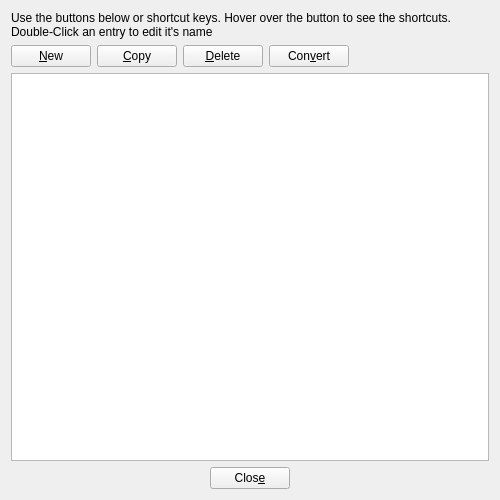
First picture: the form in Assets/ui_files/dlgManageTree.ui, repository PathOfBuildingCommunity/PathOfBuilding-Python, before the edit.
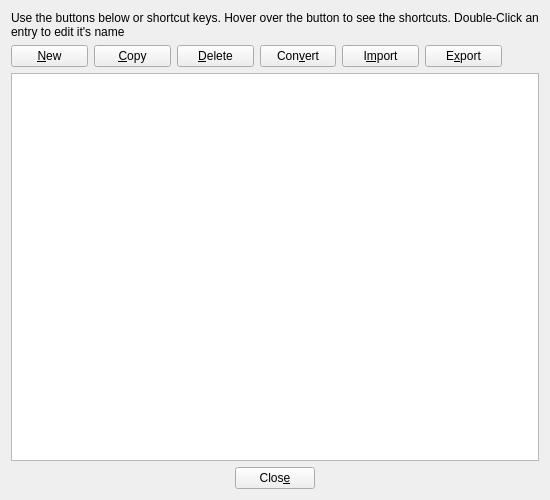
Second picture: the form after the edit. Icons and pictures are not drawn.

Commit message: Add Import button to Manage Tree dialog

```diff
--- a/Assets/ui_files/dlgManageTree.ui
+++ b/Assets/ui_files/dlgManageTree.ui
@@ -6,7 +6,7 @@
    <rect>
     <x>0</x>
     <y>0</y>
-    <width>500</width>
+    <width>550</width>
     <height>500</height>
    </rect>
   </property>
@@ -32,6 +32,12 @@
     <layout class="QHBoxLayout" name="horizontalLayout">
      <item>
       <widget class="QPushButton" name="btnNew">
+       <property name="minimumSize">
+        <size>
+         <width>75</width>
+         <height>0</height>
+        </size>
+       </property>
        <property name="focusPolicy">
         <enum>Qt::NoFocus</enum>
        </property>
@@ -48,6 +54,12 @@
      </item>
      <item>
       <widget class="QPushButton" name="btnCopy">
+       <property name="minimumSize">
+        <size>
+         <width>75</width>
+         <height>0</height>
+        </size>
+       </property>
        <property name="focusPolicy">
         <enum>Qt::NoFocus</enum>
        </property>
@@ -64,6 +76,12 @@
      </item>
      <item>
       <widget class="QPushButton" name="btnDelete">
+       <property name="minimumSize">
+        <size>
+         <width>75</width>
+         <height>0</height>
+        </size>
+       </property>
        <property name="focusPolicy">
         <enum>Qt::NoFocus</enum>
        </property>
@@ -80,6 +98,12 @@
      </item>
      <item>
       <widget class="QPushButton" name="btnConvert">
+       <property name="minimumSize">
+        <size>
+         <width>75</width>
+         <height>0</height>
+        </size>
+       </property>
        <property name="focusPolicy">
         <enum>Qt::NoFocus</enum>
        </property>
@@ -91,6 +115,44 @@
        </property>
       </widget>
      </item>
+     <item>
+      <widget class="QPushButton" name="btnImport">
+       <property name="minimumSize">
+        <size>
+         <width>75</width>
+         <height>0</height>
+        </size>
+       </property>
+       <property name="focusPolicy">
+        <enum>Qt::NoFocus</enum>
+       </property>
+       <property name="toolTip">
+        <string>Import a GGG or poeplanner url to a new Tree.</string>
+       </property>
+       <property name="text">
+        <string>I&amp;mport</string>
+       </property>
+      </widget>
+     </item>
+     <item>
+      <widget class="QPushButton" name="btnExport">
+       <property name="minimumSize">
+        <size>
+         <width>75</width>
+         <height>0</height>
+        </size>
+       </property>
+       <property name="focusPolicy">
+        <enum>Qt::NoFocus</enum>
+       </property>
+       <property name="toolTip">
+        <string>Export the current selection to a GGG URL</string>
+       </property>
+       <property name="text">
+        <string>E&amp;xport</string>
+       </property>
+      </widget>
+     </item>
      <item>
       <spacer name="horizontalSpacer_3">
        <property name="orientation">
```
Left out of the diff: 4 changed lines with no effect on the pictures. The commit also changes 7 other files.
